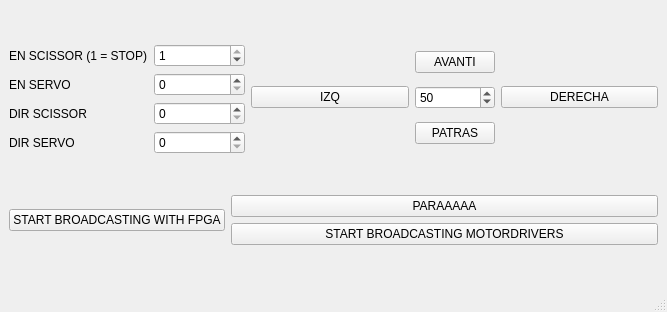
First picture: the form in Software/SimuladorPuertoSerieFPGA/MainWindow.ui, repository OgLocGreen/proyecto_sistema_mecatronico_industrial, before the edit.
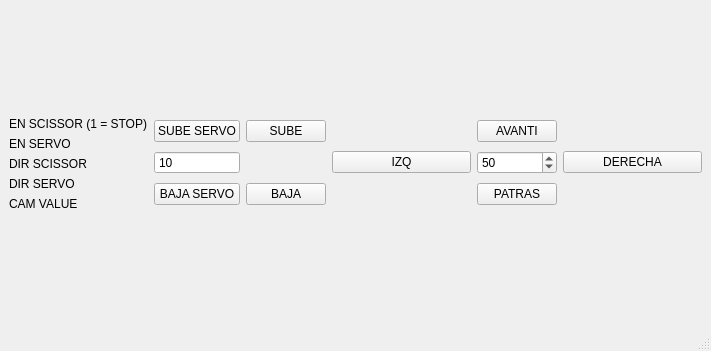
Second picture: the form after the edit.

The edit to the form file:
```diff
--- a/Software/SimuladorPuertoSerieFPGA/MainWindow.ui
+++ b/Software/SimuladorPuertoSerieFPGA/MainWindow.ui
@@ -6,8 +6,8 @@
    <rect>
     <x>0</x>
     <y>0</y>
-    <width>667</width>
-    <height>312</height>
+    <width>711</width>
+    <height>351</height>
    </rect>
   </property>
   <property name="windowTitle">
@@ -15,42 +15,7 @@
   </property>
   <widget class="QWidget" name="centralwidget">
    <layout class="QGridLayout" name="gridLayout">
-    <item row="0" column="2" colspan="2">
-     <layout class="QVBoxLayout" name="verticalLayout">
-      <item>
-       <widget class="QSpinBox" name="qenableScissorSpinBox">
-        <property name="maximum">
-         <number>1</number>
-        </property>
-        <property name="value">
-         <number>1</number>
-        </property>
-       </widget>
-      </item>
-      <item>
-       <widget class="QSpinBox" name="qenableServoSpinBox">
-        <property name="maximum">
-         <number>1</number>
-        </property>
-       </widget>
-      </item>
-      <item>
-       <widget class="QSpinBox" name="qdirScissorSpinBox">
-        <property name="maximum">
-         <number>1</number>
-        </property>
-       </widget>
-      </item>
-      <item>
-       <widget class="QSpinBox" name="qdirServoSpinBox">
-        <property name="maximum">
-         <number>1</number>
-        </property>
-       </widget>
-      </item>
-     </layout>
-    </item>
-    <item row="0" column="1">
+    <item row="0" column="1" colspan="2">
      <layout class="QVBoxLayout" name="verticalLayout_2">
       <item>
        <widget class="QLabel" name="label">
@@ -80,38 +45,64 @@
         </property>
        </widget>
       </item>
+      <item>
+       <widget class="QLabel" name="label_5">
+        <property name="text">
+         <string>CAM VALUE</string>
+        </property>
+       </widget>
+      </item>
      </layout>
     </item>
-    <item row="1" column="3" colspan="2">
-     <layout class="QVBoxLayout" name="verticalLayout_3">
-      <item>
-       <widget class="QPushButton" name="qParaMD_pushButton">
+    <item row="0" column="3" colspan="2">
+     <layout class="QGridLayout" name="gridLayout_3">
+      <item row="0" column="0">
+       <widget class="QPushButton" name="qSUBESERVO_pushbutton">
         <property name="text">
-         <string>PARAAAAA</string>
+         <string>SUBE SERVO</string>
         </property>
        </widget>
       </item>
-      <item>
-       <widget class="QPushButton" name="qStartSendMD_pushButton">
+      <item row="2" column="0">
+       <widget class="QPushButton" name="qBAJASERVO_pushButton_4">
         <property name="text">
-         <string>START BROADCASTING MOTORDRIVERS</string>
+         <string>BAJA SERVO</string>
         </property>
        </widget>
       </item>
-     </layout>
-    </item>
-    <item row="1" column="1" colspan="2">
-     <layout class="QHBoxLayout" name="horizontalLayout_2">
-      <item>
-       <widget class="QPushButton" name="qSendLine_pushButton">
+      <item row="0" column="1">
+       <widget class="QPushButton" name="qSUBETIJERA_pushButton">
         <property name="text">
-         <string>START BROADCASTING WITH FPGA</string>
+         <string>SUBE</string>
         </property>
        </widget>
       </item>
+      <item row="2" column="1">
+       <widget class="QPushButton" name="qBAJATIJERA_pushbutton">
+        <property name="text">
+         <string>BAJA</string>
+        </property>
+       </widget>
+      </item>
+      <item row="1" column="0">
+       <widget class="QSpinBox" name="qValueSERVOANGLE_spinBox_2">
+        <property name="readOnly">
+         <bool>true</bool>
+        </property>
+        <property name="buttonSymbols">
+         <enum>QAbstractSpinBox::NoButtons</enum>
+        </property>
+        <property name="maximum">
+         <number>31</number>
+        </property>
+        <property name="value">
+         <number>10</number>
+        </property>
+       </widget>
+      </item>
      </layout>
     </item>
-    <item row="0" column="4">
+    <item row="0" column="5">
      <layout class="QGridLayout" name="gridLayout_2">
       <item row="1" column="2">
        <widget class="QPushButton" name="qDcha_pushButton_2">
```
Left out of the diff: 108 changed lines with no effect on the pictures.
